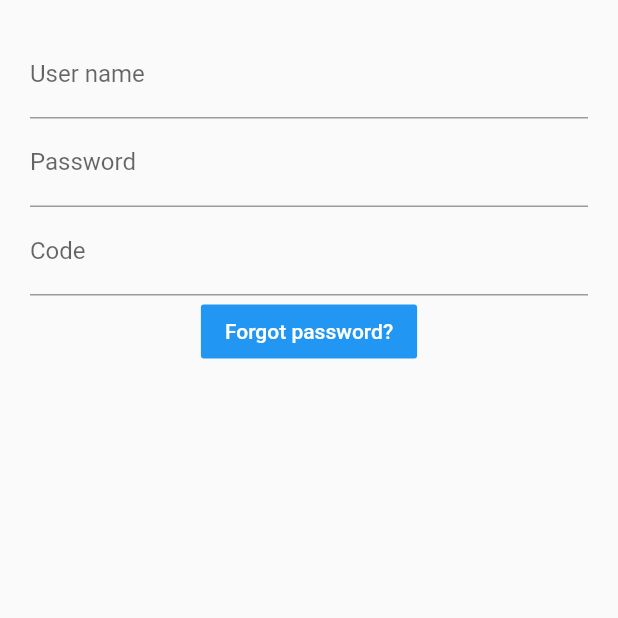
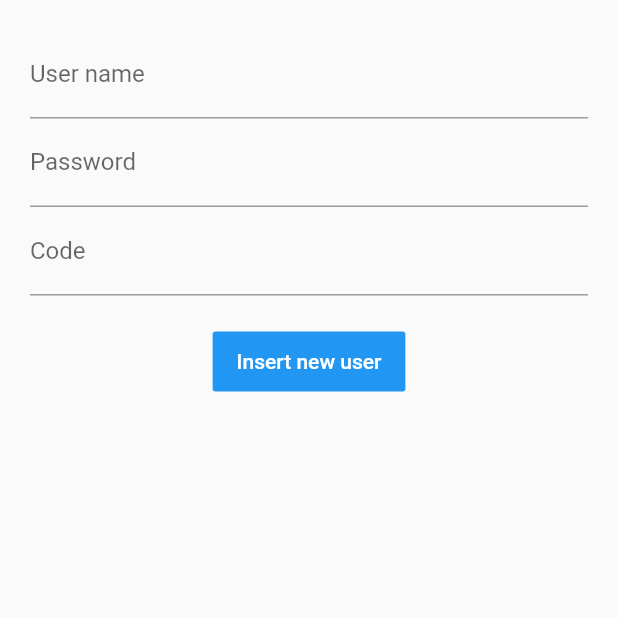
Before and after one commit to Wolo-Polo/Flutter, a Flutter app: the screen it shows after launch, on a phone screen of 412 x 824 dp, the top half of it. Run offline on Flutter 3.47's test engine with Material 2 defaults, Android fonts, the phone set to English and light mode, and no system bars.

Commit message:
using ListTitle

```diff
--- a/lib/SafeArea.dart
+++ b/lib/SafeArea.dart
@@ -1,5 +1,5 @@
-import 'package:flutter/cupertino.dart';
 import 'package:flutter/material.dart';
+import 'package:flutter_app/User.dart';
 
 class MySafeArea extends StatefulWidget{
   @override
@@ -13,8 +13,10 @@ class _MySafeAreaState extends State{
   final _userNameController = TextEditingController();
   final _passwordController = TextEditingController();
   final _codeController = TextEditingController();
-  String _userName = "";
-  int _code = 0;
+
+  User _user = User(userName: "", password: "", code: 0);
+  List<User> _users = List<User>();
+
   @override
   Widget build(BuildContext context) {
     return MaterialApp(
@@ -25,12 +27,12 @@ class _MySafeAreaState extends State{
           minimum: EdgeInsets.only(left: 20, right: 20, top: 20, bottom: 20),
           child: Column(
             mainAxisAlignment: MainAxisAlignment.start,
-            children: [
+            children: <Widget>[
               TextField(
                 decoration: InputDecoration(labelText: "User name"),
                 controller: _userNameController,
                 onChanged: (text){
-                  _userName = text;
+                  _user.userName = text;
                 },
               ),
               TextField(
@@ -39,28 +41,58 @@ class _MySafeAreaState extends State{
                 enableSuggestions: false,
                 autocorrect: false,
                 controller: _passwordController,
+                onChanged: (password){
+                  _user.password = password;
+                },
               ),
               TextField(
                 decoration: InputDecoration(labelText: "Code"),
                 controller: _codeController,
                 onChanged: (number){
-                  _code = int.parse(number) ?? 0; //if tect = null or convert fail ==> _code = 0
+                  _user.code = int.parse(number) ?? 0; //if tect = null or convert fail ==> _code = 0
                 },
               ),
-              FlatButton(
-                child: Text("Forgot password?"),
+              Padding(
+                  padding: const EdgeInsets.symmetric(vertical: 10)
+              ),
+              ButtonTheme(
+                height: 40,
+                child: FlatButton(
+                  child: Text("Insert new user"),
                   color: Colors.blue,
                   textColor: Colors.white,
                   onPressed: (){
-                  print("Username: ${_userName} Code: ${_code}");
+                    //print("Username: ${_user.userName} Code: ${_user.code}");
+                    setState(() {
+                      _users.add(_user);
+                      _user = User(userName: "", password: "", code: 0);
+                      _userNameController.clear();
+                      _passwordController.clear();
+                      _codeController.clear();
+                    });
+
                     _scaffoldKey.currentState.showSnackBar(
                         SnackBar(
-                        content: Text("Username: ${_userName} Code: ${_code}"),
+                          //content: Text("Username: ${_user.userName} \nCode: ${_user.code}"),
+                          content: Text("${_users.toString()}"),
                           duration: Duration(seconds: 3),
                         )
                     );
                   },
-              )
+                ),
+              ),
+              Column(
+                children: _users.map((e) {
+                    return ListTile(
+                      title: Text(e.userName),
+                      leading: const Icon(Icons.clear),
+                      subtitle: Text(e.code.toString()),
+                      onTap: (){
+                        print("Click: ${e.userName} - ${e.code}");
+                      }
+                    );
+                  }).toList(),
+              ),
             ],
           ),
         ),
--- /dev/null
+++ b/lib/User.dart
@@ -0,0 +1,11 @@
+class User{
+  String userName;
+  String password;
+  int code;
+
+  User({this.userName, this.password, this.code});
+  @override
+  String toString() {
+    return "[${userName}, ${code}]";
+  }
+}
```
Lines whose indentation alone changed are shown as unchanged.
